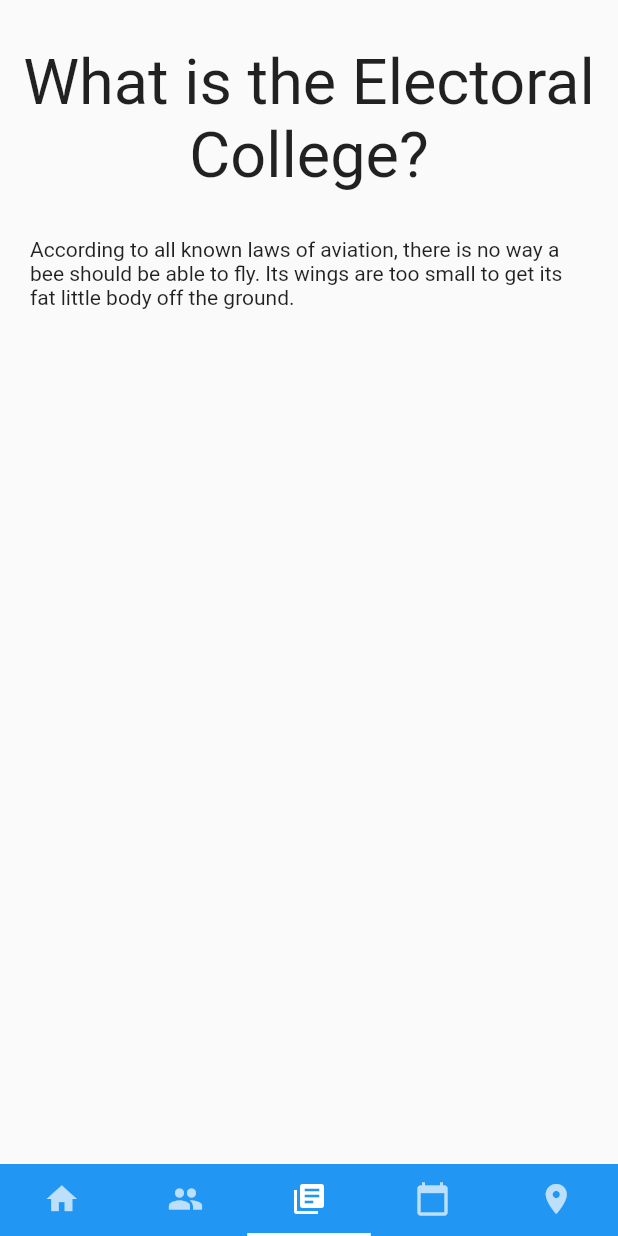
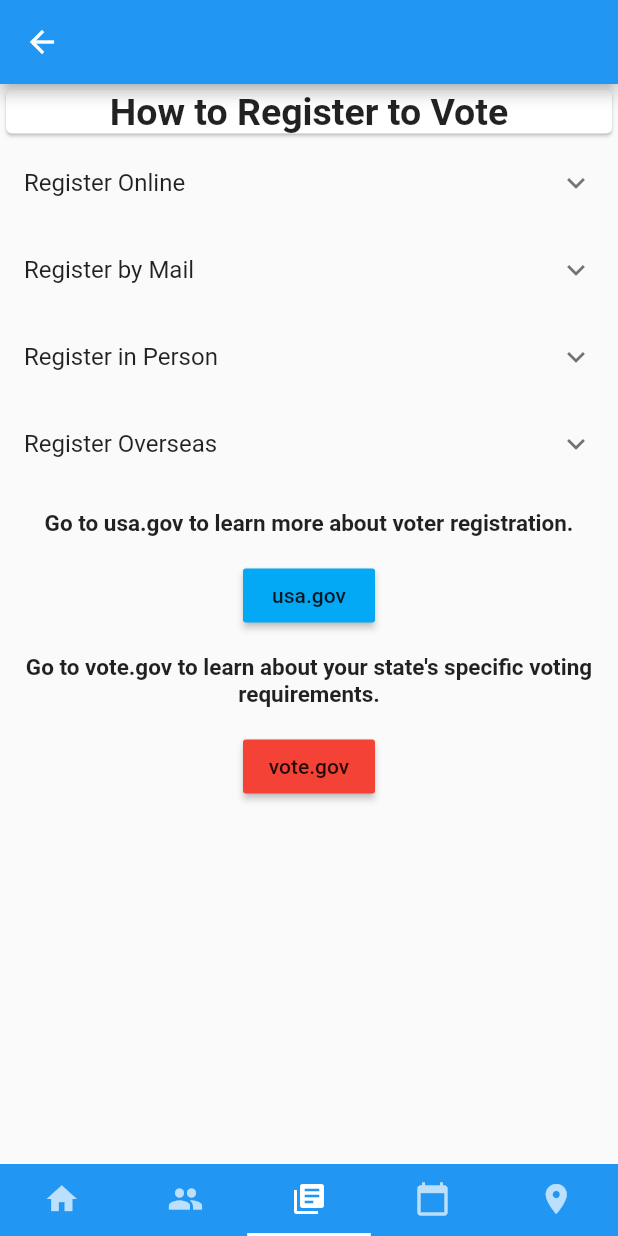
Before and after one commit to jxin31415/Electoral_College, a Flutter app: the screen it shows after launch, item 3 of the bottom bar chosen, on a phone screen of 412 x 824 dp. Run offline on Flutter 3.47's test engine with Material 2 defaults, Android fonts, the phone set to English and light mode, and no system bars; our stand-ins replace google_maps_flutter; missing offline and left inert: flutter_google_places, geocoder, google_maps_webservice.

Commit message:
Update Article.dart

```diff
--- a/lib/Article.dart
+++ b/lib/Article.dart
@@ -1,30 +1,145 @@
 import 'package:flutter/material.dart';
+import 'package:url_launcher/url_launcher.dart';
 
 class Article extends StatelessWidget {
 
+  Future<void>_launchURL(String url) async {
+    if (await canLaunch(url)){
+      await launch(url);
+    }else{
+      throw "Could not launch $url";
+    }
+  }
+
   @override
   Widget build(BuildContext context) {
-    return new Scaffold(
-        body: generateArticle(),
-      );
+    return MaterialApp(
+      title: "Electoral College",
+      home: Scaffold(
+        appBar: AppBar(
+            leading: IconButton(icon:Icon(Icons.arrow_back),
+              onPressed:() => Navigator.pop(context, false),
+            )
+        ),
+          body: generateArticle()
+      ),
+    );
   }
 
   Widget generateArticle(){
     return ListView(
       children: <Widget>[
-        SizedBox(height: 20),
-        Container(
-          padding: EdgeInsets.all(10),
-          alignment: Alignment.center,
-          child: Text("What is the Electoral College?",
-            textScaleFactor: 3,
-            textAlign: TextAlign.center,
+        Card(
+          child: Column(
+            children: <Widget>[
+              Text(
+                  "How to Register to Vote",
+                style: TextStyle(
+                  fontSize: 25.0,
+                  fontWeight: FontWeight.bold,
+                ),
+              ),
+            ]
           ),
+
         ),
-        Container(
-          padding: EdgeInsets.all(20),
-          child: Text("According to all known laws of aviation, there is no way a bee should be able to fly. Its wings are too small to get its fat little body off the ground."),
+        new Column(
+            crossAxisAlignment: CrossAxisAlignment.start,
+            children: <Widget>[
+            ExpansionTile(
+              title: Text("Register Online"),
+              children: <Widget>[
+                Column(
+                  children: <Widget>[
+                    Padding(
+                      padding: EdgeInsets.all(10.0),
+                      child:Text("Online voter registration is a more modern way of registering voters and replaces the more traditional paper forms. As of June 2020, 39 states plus the District of Columbia allow online voter registration. Applicants must submit a form of valid identification like a driver's license or state-issued identification card. Online voter registration only implements advanced security measures to ensure that applicants' data is not stolen."),
+                    ),
+                  ],
+                ),
+              ],
+            ),
+            ExpansionTile(
+              title: Text("Register by Mail"),
+              children: <Widget>[
+                Column(
+                  children: <Widget>[
+                    Padding(
+                      padding: EdgeInsets.all(10.0),
+                      child:Text("To register to vote by mail, you must fill out the National Mail Voter Registration Form. Each state has their own specific instructions for registering this way. Once the form has been filled out, it can be mailed to a state or local election office."),
+                    ),
+                  ],
+                ),
+              ],
+            ),
+            ExpansionTile(
+              title: Text("Register in Person"),
+              children: <Widget>[
+                Column(
+                  children: <Widget>[
+                    Padding(
+                      padding: EdgeInsets.all(10.0),
+                      child:Text("Voters can also be registered in person at a state or local election office. In certain cases, they can also register at the department of motor vehicles, armend forces recruitment centers, and state and county public assistance offices. Each area and facility has their own requirements so be sure to check with your local office first."),
+                    ),
+                  ],
+                ),
+              ],
+            ),
+            ExpansionTile(
+              title: Text("Register Overseas"),
+              children: <Widget>[
+                Column(
+                  children: <Widget>[
+                    Padding(
+                      padding: EdgeInsets.all(10.0),
+                      child:Text("If you are a U.S. citizen living outside the U.S., a service member stationed overseas, or a spouse or family member of a service member stationed overseas you can register to vote and request a ballot form."),
+                    ),
+                  ],
+                ),
+              ],
+            ),
+            ],
         ),
+        new Column(
+          children: <Widget>[
+            Padding(
+              padding: EdgeInsets.all(15.0),
+              child: Text("Go to usa.gov to learn more about voter registration.",
+                style: TextStyle(
+                  fontSize: 15.0,
+                  fontWeight: FontWeight.bold,
+                ),
+              )
+            ),
+            RaisedButton(
+              child: Text("usa.gov"),
+              color: Colors.lightBlue,
+              splashColor: Colors.lightBlueAccent,
+              onPressed: (){
+                _launchURL("https://www.usa.gov/register-to-vote");
+              }
+            ),
+            Padding(
+                padding: EdgeInsets.all(15.0),
+                child: Text("Go to vote.gov to learn about your state's specific voting requirements.",
+                  style: TextStyle(
+                    fontSize: 15.0,
+                    fontWeight: FontWeight.bold,
+                  ),
+                  textAlign: TextAlign.center,
+                )
+            ),
+            RaisedButton(
+                child: Text("vote.gov"),
+                color: Colors.red,
+                splashColor: Colors.redAccent,
+                onPressed: (){
+                  _launchURL("https://vote.gov/");
+                }
+            ),
+          ],
+        )
+
 
         //TO-DO
       ],
```
